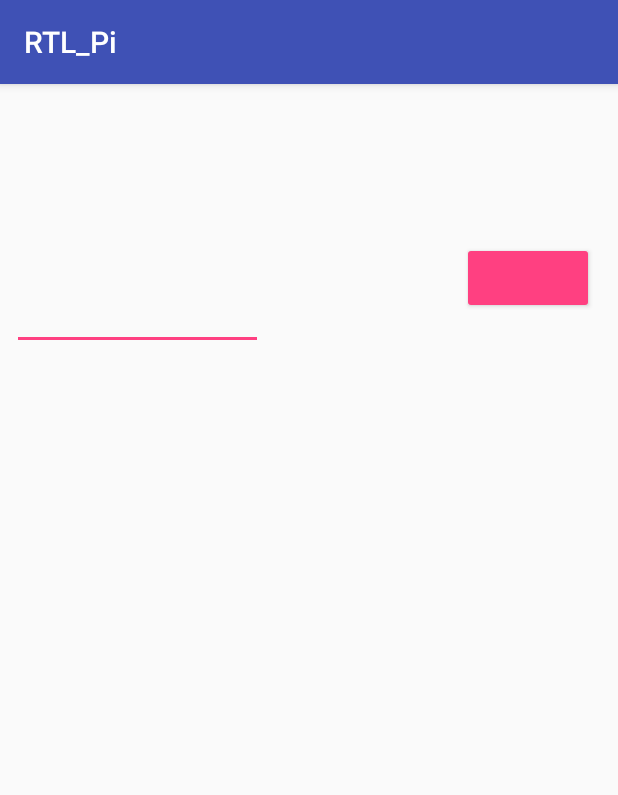
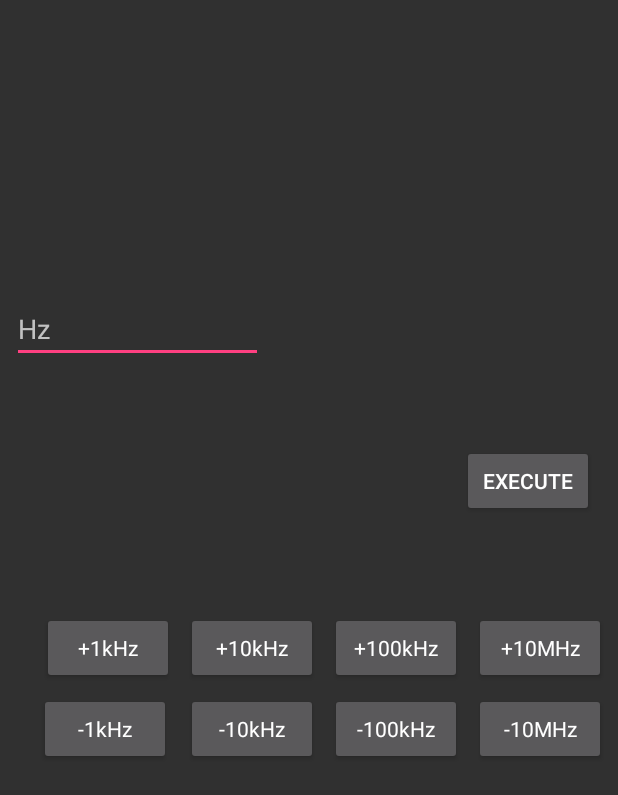
Before and after one commit to JimPatrizi/RTL_Pi, an Android app: the screen it shows after launch (MainActivity), on a phone screen of 412 x 824 dp. Shown: the top 795 px of the screen. Run offline under Robolectric (Android 15) with nearby library versions, the phone set to English and light mode, and no system bars.

Commit message:
made input freq and freq buttons

```diff
--- a/app/src/main/java/com/rtl_pi/jamespatrizi/rtl_pi/MainActivity.java
+++ b/app/src/main/java/com/rtl_pi/jamespatrizi/rtl_pi/MainActivity.java
@@ -1,12 +1,11 @@
 package com.rtl_pi.jamespatrizi.rtl_pi;
 
+import android.os.Bundle;
 import android.support.v7.app.AppCompatActivity;
-import android.os.Bundle;
 import android.view.Gravity;
 import android.view.View;
 import android.widget.Button;
 import android.widget.EditText;
-import android.widget.TextView;
 import android.widget.Toast;
 
 public class MainActivity extends AppCompatActivity {
--- a/app/src/main/res/layout/activity_main.xml
+++ b/app/src/main/res/layout/activity_main.xml
@@ -14,31 +14,135 @@
         style="@style/Widget.AppCompat.EditText"
         android:layout_width="167dp"
         android:layout_height="42dp"
+        android:layout_marginBottom="8dp"
+        android:layout_marginLeft="34dp"
+        android:layout_marginStart="8dp"
+        android:layout_marginTop="8dp"
         android:ems="10"
-        android:hint="@string/Hz"
+        android:hint="Hz"
         android:inputType="number"
         android:selectAllOnFocus="true"
         android:visibility="visible"
-        tools:text="Hz"
-        android:layout_marginStart="8dp"
-        app:layout_constraintBottom_toBottomOf="parent"
-        android:layout_marginBottom="8dp"
+        app:layout_constraintLeft_toLeftOf="parent"
         app:layout_constraintTop_toTopOf="parent"
-        android:layout_marginTop="8dp"
-        android:layout_marginLeft="16dp"
-        app:layout_constraintLeft_toLeftOf="parent"
-        app:layout_constraintVertical_bias="0.179" />
+        app:layout_constraintVertical_bias="0.548"
+        app:layout_constraintBottom_toTopOf="@+id/button6" />
 
     <Button
         android:id="@+id/button"
-        style="@style/Widget.AppCompat.Button.Colored"
         android:layout_width="wrap_content"
         android:layout_height="wrap_content"
         android:layout_marginRight="16dp"
-        android:layout_marginTop="105dp"
+        android:text="EXECUTE"
+        app:layout_constraintRight_toRightOf="parent"
+        android:layout_marginBottom="63dp"
+        android:layout_marginEnd="16dp"
+        app:layout_constraintBottom_toTopOf="@+id/button12" />
+
+    <Button
+        android:id="@+id/button6"
+        style="@style/Widget.AppCompat.Button"
+        android:layout_width="wrap_content"
+        android:layout_height="wrap_content"
+        android:layout_marginBottom="6dp"
+        android:layout_marginEnd="8dp"
+        android:layout_marginLeft="8dp"
+        android:layout_marginRight="8dp"
+        android:layout_marginStart="8dp"
+        android:text="+1kHz"
+        android:textAppearance="@style/TextAppearance.AppCompat"
+        app:layout_constraintBottom_toTopOf="@+id/button8"
+        app:layout_constraintHorizontal_bias="1.0"
+        app:layout_constraintLeft_toLeftOf="parent"
+        app:layout_constraintRight_toLeftOf="@+id/button7" />
+
+    <Button
+        android:id="@+id/button7"
+        android:layout_width="wrap_content"
+        android:layout_height="wrap_content"
+        android:layout_marginBottom="6dp"
+        android:layout_marginEnd="8dp"
+        android:layout_marginRight="13dp"
+        android:text="+10kHz"
+        android:textAppearance="@style/TextAppearance.AppCompat"
+        app:layout_constraintBottom_toTopOf="@+id/button9"
+        app:layout_constraintRight_toLeftOf="@+id/button10" />
+
+    <Button
+        android:id="@+id/button8"
+        android:layout_width="wrap_content"
+        android:layout_height="wrap_content"
+        android:layout_marginBottom="314dp"
+        android:layout_marginEnd="8dp"
+        android:layout_marginLeft="8dp"
+        android:layout_marginRight="8dp"
+        android:layout_marginStart="8dp"
         android:elevation="0dp"
-        android:text="@string/Execute"
-        app:layout_constraintRight_toRightOf="parent"
-        app:layout_constraintTop_toTopOf="parent" />
+        android:text="-1kHz"
+        android:textAppearance="@style/TextAppearance.AppCompat"
+        app:layout_constraintBottom_toBottomOf="parent"
+        app:layout_constraintHorizontal_bias="0.888"
+        app:layout_constraintLeft_toLeftOf="parent"
+        app:layout_constraintRight_toLeftOf="@+id/button9" />
+
+    <Button
+        android:id="@+id/button9"
+        android:layout_width="wrap_content"
+        android:layout_height="wrap_content"
+        android:layout_marginBottom="314dp"
+        android:layout_marginEnd="8dp"
+        android:layout_marginRight="9dp"
+        android:text="-10kHz"
+        android:textAppearance="@style/TextAppearance.AppCompat"
+        app:layout_constraintBottom_toBottomOf="parent"
+        app:layout_constraintRight_toLeftOf="@+id/button11" />
+
+    <Button
+        android:id="@+id/button10"
+        android:layout_width="wrap_content"
+        android:layout_height="wrap_content"
+        android:layout_marginBottom="6dp"
+        android:layout_marginEnd="8dp"
+        android:layout_marginRight="0dp"
+        android:text="+100kHz"
+        android:textAppearance="@style/TextAppearance.AppCompat"
+        app:layout_constraintBottom_toTopOf="@+id/button11"
+        app:layout_constraintRight_toLeftOf="@+id/button12" />
+
+    <Button
+        android:id="@+id/button11"
+        android:layout_width="wrap_content"
+        android:layout_height="wrap_content"
+        android:layout_marginBottom="314dp"
+        android:layout_marginEnd="8dp"
+        android:layout_marginRight="8dp"
+        android:text="-100kHz"
+        android:textAppearance="@style/TextAppearance.AppCompat"
+        app:layout_constraintBottom_toBottomOf="parent"
+        app:layout_constraintRight_toLeftOf="@+id/button13" />
+
+    <Button
+        android:id="@+id/button12"
+        android:layout_width="wrap_content"
+        android:layout_height="wrap_content"
+        android:layout_marginBottom="6dp"
+        android:layout_marginEnd="8dp"
+        android:layout_marginRight="11dp"
+        android:text="+10MHz"
+        android:textAppearance="@style/TextAppearance.AppCompat"
+        app:layout_constraintBottom_toTopOf="@+id/button13"
+        app:layout_constraintRight_toRightOf="parent" />
+
+    <Button
+        android:id="@+id/button13"
+        android:layout_width="wrap_content"
+        android:layout_height="wrap_content"
+        android:layout_marginBottom="314dp"
+        android:layout_marginEnd="8dp"
+        android:layout_marginRight="16dp"
+        android:text="-10MHz"
+        android:textAppearance="@style/TextAppearance.AppCompat"
+        app:layout_constraintBottom_toBottomOf="parent"
+        app:layout_constraintRight_toRightOf="parent" />
 
 </android.support.constraint.ConstraintLayout>
--- a/app/src/main/res/values/strings.xml
+++ b/app/src/main/res/values/strings.xml
@@ -2,4 +2,6 @@
     <string name="app_name">RTL_Pi</string>
     <string name="Hz" />
     <string name="Execute" />
+    <string name="one">One</string>
+    <string name="descr_overflow_button">overflow</string>
 </resources>
--- a/app/src/main/res/values/styles.xml
+++ b/app/src/main/res/values/styles.xml
@@ -1,7 +1,7 @@
 <resources>
 
     <!-- Base application theme. -->
-    <style name="AppTheme" parent="Theme.AppCompat.Light.DarkActionBar">
+    <style name="AppTheme" parent="Theme.AppCompat.NoActionBar">
         <!-- Customize your theme here. -->
         <item name="colorPrimary">@color/colorPrimary</item>
         <item name="colorPrimaryDark">@color/colorPrimaryDark</item>
```
